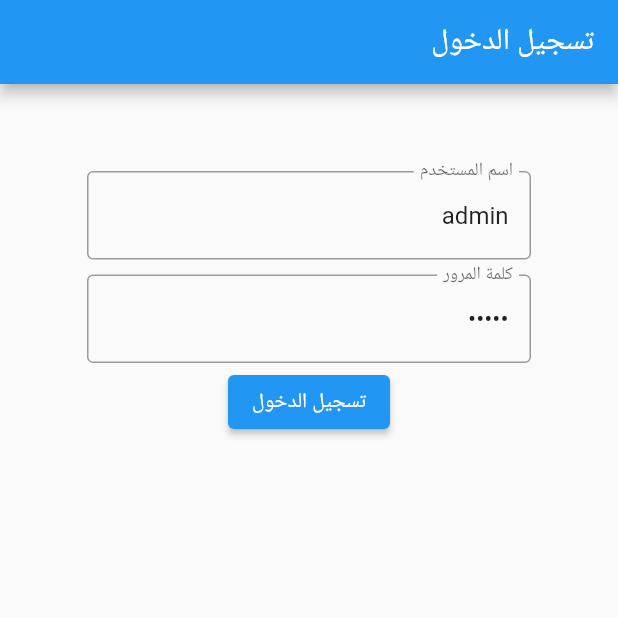
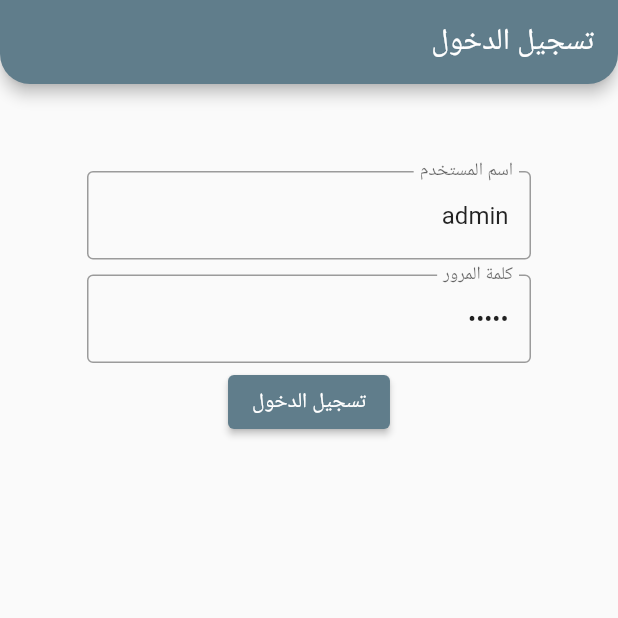
Before and after one commit to aaref-sh/E_salesperson, a Flutter app: the screen it shows after launch, on a phone screen of 412 x 824 dp, the top half of it. Run offline on Flutter 3.47's test engine with Material 2 defaults, Android fonts, the light colour scheme and no system bars; our stand-ins replace cloud_firestore, firebase_core, image_picker, month_picker_dialog, wakelock; accounts and stored records are empty; key blocks and very long unbroken strings in the code were emptied for the run.

Commit message:
edit main color

```diff
--- a/lib/Screens/commission.dart
+++ b/lib/Screens/commission.dart
@@ -120,6 +120,9 @@ class _CommissionsState extends State<Commissions> {
               Text('المنطقة: ${placeLabel[selected!.place.index]}'),
               Text('الانضمام: ${selected!.joinDate}'),
               ElevatedButton(
+                style: ButtonStyle(
+                    backgroundColor: MaterialStateColor.resolveWith(
+                        (states) => Colors.blueGrey)),
                 onPressed: () {
                   showMonthPicker(
                     context: context,
--- a/lib/Screens/login.dart
+++ b/lib/Screens/login.dart
@@ -91,6 +91,9 @@ class _LoginState extends State<Login> {
                 ),
                 ElevatedButton(
                   onPressed: tryLogin,
+                  style: ButtonStyle(
+                      backgroundColor: MaterialStateColor.resolveWith(
+                          (states) => Colors.blueGrey)),
                   child: const Text("تسجيل الدخول"),
                 ),
               ],
--- a/lib/components/route.dart
+++ b/lib/components/route.dart
@@ -18,6 +18,12 @@ class _RoutePageState extends State<RoutePage> {
     return Scaffold(
       appBar: AppBar(
         title: Text(widget.routeName),
+        backgroundColor: Colors.blueGrey,
+        shape: const RoundedRectangleBorder(
+          borderRadius: BorderRadius.vertical(
+            bottom: Radius.circular(20),
+          ),
+        ),
       ),
       body: Stack(
         children: [
```
Also changed, not shown: lib/Screens/home.dart (+8 -3 lines), lib/Screens/register.dart (+7 -0 lines), lib/Screens/sales.dart (+10 -0 lines).
